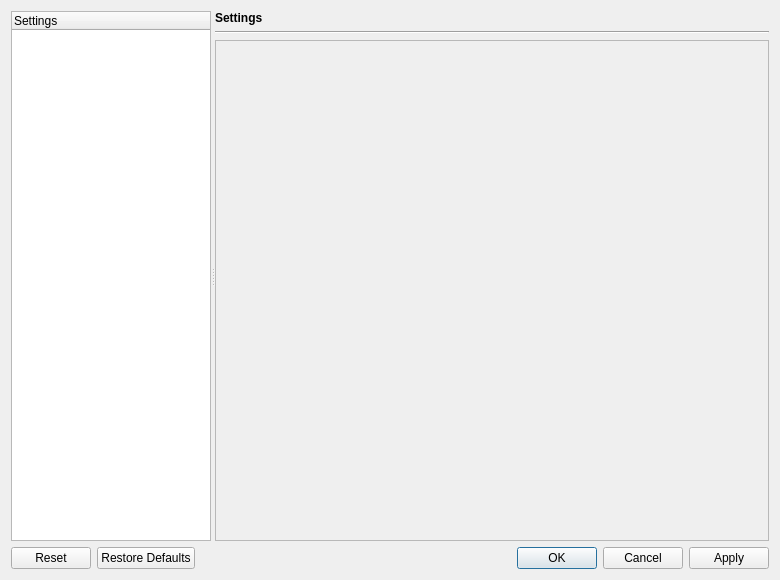
Above: src/qtui/ui/settingsdlg.ui from quassel/quassel before the change. Below: the same form after it.
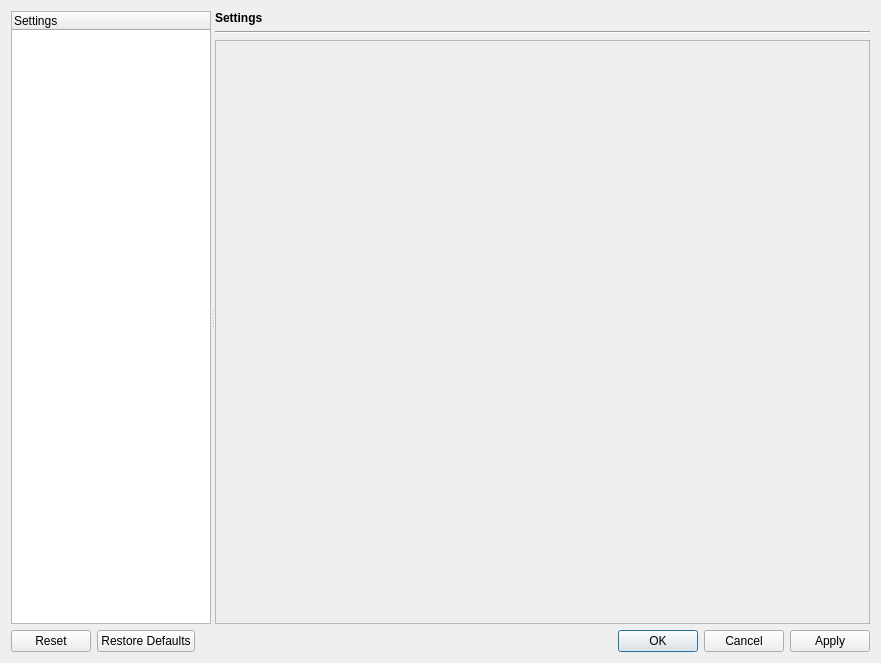
That is the form after the change.

What changed in the file:
```diff
--- a/src/qtui/ui/settingsdlg.ui
+++ b/src/qtui/ui/settingsdlg.ui
@@ -5,8 +5,8 @@
    <rect>
     <x>0</x>
     <y>0</y>
-    <width>780</width>
-    <height>580</height>
+    <width>881</width>
+    <height>663</height>
    </rect>
   </property>
   <property name="windowTitle" >
```
